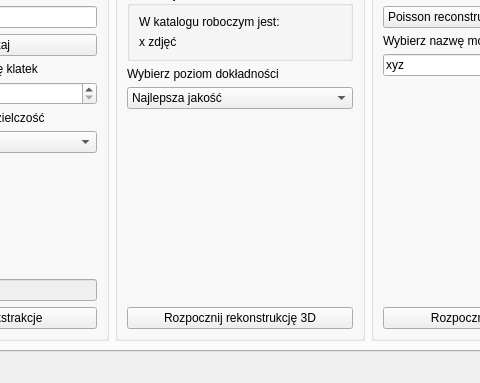
This is form.ui in Arynski/Photogrammetry as Qt 5 draws it before an edit; both pictures show x 160 to 640 and y 87 to 470 of the 800 by 470 pixel window. The edited form follows.
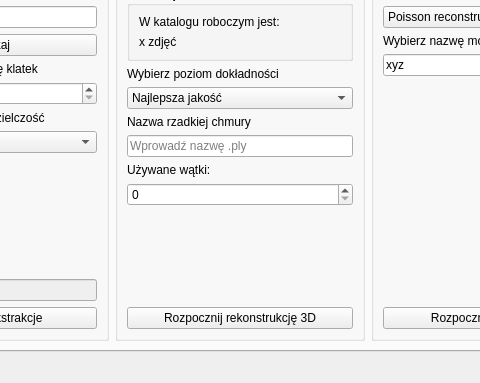
This is the edited form.

Commit message: ciag dalszy, dodanie w gui colmapa i meshowania (niekompletne)

Diff of the .ui file:
```diff
--- a/form.ui
+++ b/form.ui
@@ -263,6 +263,30 @@
              </item>
              <item row="4" column="0">
               <layout class="QVBoxLayout" name="verticalLayout_3">
+               <item>
+                <widget class="QLabel" name="label_14">
+                 <property name="text">
+                  <string>Nazwa rzadkiej chmury</string>
+                 </property>
+                </widget>
+               </item>
+               <item>
+                <widget class="QLineEdit" name="nazwaModelu">
+                 <property name="placeholderText">
+                  <string>Wprowadź nazwę .ply</string>
+                 </property>
+                </widget>
+               </item>
+               <item>
+                <widget class="QLabel" name="label_15">
+                 <property name="text">
+                  <string>Używane wątki:</string>
+                 </property>
+                </widget>
+               </item>
+               <item>
+                <widget class="QSpinBox" name="wybierzLiczbeWatkow"/>
+               </item>
                <item>
                 <spacer name="verticalSpacer_2">
                  <property name="orientation">
```
Left out of the diff: 97 changed lines with no effect on the pictures. The commit also changes 1 other file.
